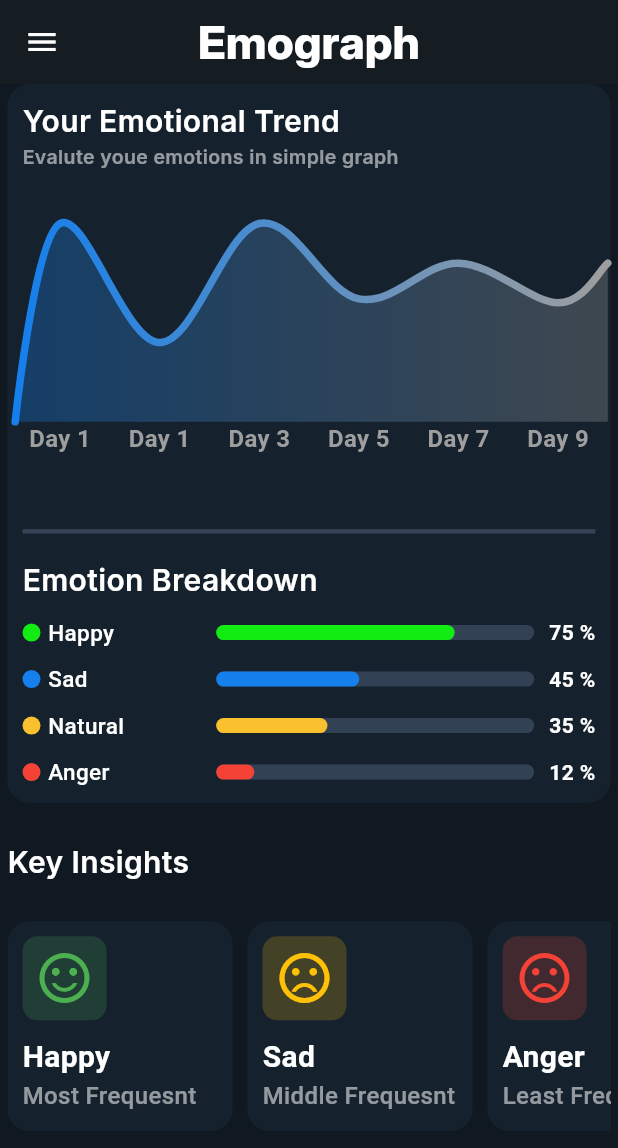
After one commit to Youssef3082004/Tawasul, a Flutter app: the Emograph screen opened by its route, on a phone screen of 412 x 824 dp. The commit adds this screen. Shown: the top 1148 px of the screen. Run offline on Flutter 3.47's test engine with Material 3 defaults, Android fonts, the phone set to English and light mode, and no system bars; drawn by our look-alikes of fl_chart; our stand-ins replace image_picker, smooth_page_indicator.

Commit message:
Emograph Screen | Aboutus Screen | Help&Support Screen

```diff
--- a/lib/constants.dart
+++ b/lib/constants.dart
@@ -16,10 +16,13 @@ class Constants {
 
   Color get main_color => Color(0xff101922);
 
-  Color get Container_borderColor => Color(0xff7d7b7d);
-  Color get Container_fillColor => Color(0xff27272a);
+  Color get Container_borderColor => Color(0xff334155);
+  Color get Container_fillColor => Color(0xff15222e);
+  Color get SecondColor => Color(0xff137FEC);
 
-  BoxDecoration get Container_decor =>  BoxDecoration(border: Border.all(color: Color(0xff7d7b7d),width: 3),color: Color(0xff27272a),borderRadius: BorderRadius.circular(12));
+
+
+  BoxDecoration get Container_decor =>  BoxDecoration(border: Border.all(color: Color(0xff334155),width: 3),color: Color(0xff15222e),borderRadius: BorderRadius.circular(12));
 
 
 
--- a/lib/main.dart
+++ b/lib/main.dart
@@ -1,7 +1,11 @@
 import 'package:flutter/material.dart';
 import 'package:tawasul/screens/Thoughts.dart';
 import 'package:tawasul/screens/camera.dart';
+import 'package:tawasul/screens/emograph.dart';
 import 'package:tawasul/screens/notes.dart';
+import 'package:tawasul/screens/aboutus.dart';
+import 'package:tawasul/screens/help.dart';
+
 
 import 'package:tawasul/screens/onboard/welcome.dart';
 import 'package:tawasul/screens/onboard/onboarding.dart';
@@ -23,7 +27,11 @@ class MyApp extends StatelessWidget {
       "/onboarding": (context) => Onboarding(),
       "/thoughts":(context) => Thoughts(),
       "/camera": (context) => Camera(),
-      "/notes": (context) => Note()
+      "/notes": (context) => Note(),
+      "/emograph": (context) => Emograph(),
+      "/aboutus": (context) => AboutUs(),
+      "/help":(context) => HelpSupport(),
+
 
     };
 
--- a/lib/screens/camera.dart
+++ b/lib/screens/camera.dart
@@ -17,8 +17,7 @@ class Camera extends StatefulWidget{
 class _Home extends State<Camera>{
 
   final GlobalKey<ScaffoldState> _scaffoldKey = GlobalKey<ScaffoldState>();
-  final TextEditingController titleController = TextEditingController();
-  final TextEditingController contentController = TextEditingController();
+
 
   @override
   Widget build(BuildContext context){
--- /dev/null
+++ b/lib/screens/emograph.dart
@@ -0,0 +1,74 @@
+import "package:flutter/material.dart";
+import 'package:tawasul/constants.dart';
+import 'package:tawasul/widget/GraphWidget/plot.dart';
+import 'package:tawasul/widget/enddrawer.dart';
+import 'package:tawasul/widget/GraphWidget/Graph.dart';
+import 'package:fl_chart/fl_chart.dart';
+import 'package:tawasul/widget/GraphWidget/EmotionBreakdown.dart';
+
+class Emograph extends StatefulWidget{
+
+  const Emograph({super.key});
+
+  @override
+  State<Emograph> createState() => _Home();
+
+}
+
+
+class _Home extends State<Emograph>{
+
+  final GlobalKey<ScaffoldState> _scaffoldKey = GlobalKey<ScaffoldState>();
+  final emotions = {"Happy": 0.8,"Sad": 0.2,"Angry": 0.5,"Fear": 0.3,"Surprise": 0.7};
+
+
+
+  @override
+  Widget build(BuildContext context){
+    Constants cons = Constants(context: context);
+
+    //! ==================================================================== Appbar =============================================
+    AppBar page_appbar = AppBar(title: Text("Emograph"),leading: IconButton(icon: Icon(Icons.menu,color: Colors.white,),onPressed: () => _scaffoldKey.currentState!.openDrawer()),);
+
+    //! ==================================================================== Appbar =============================================
+    Text title = Text("Your Emotional Trend",style: TextStyle(color:Colors.white,fontSize: 20,fontFamily: "inter",fontWeight: FontWeight.w600));
+    Text subtitle = Text("Evalute youe emotions in simple graph",style:TextStyle(color:Colors.white54,fontSize: 13,fontFamily: "inter",fontWeight: FontWeight.w600));
+
+    Column Texts = Column(children: [title,subtitle],crossAxisAlignment: CrossAxisAlignment.start,);
+
+    //! ==================================================================== plots =============================================
+    List<FlSpot> data =  [FlSpot(-0.9, 0),FlSpot(0, 5),FlSpot(2, 2),FlSpot(4, 5),FlSpot(6, 3.1),FlSpot(8, 4),FlSpot(10, 3),FlSpot(11, 4)];
+    LineChartBarData plot1 = Plot.PlotShape(data: data, iscurved: true, ShowDots: false);
+    LineChartGraph graph =  LineChartGraph(plots: [plot1]);
+
+    //! ==================================================================== Plot Continaer =============================================
+    BoxDecoration graphContainerDecor = BoxDecoration(color: cons.Container_fillColor,borderRadius: BorderRadius.circular(15));
+    Column graphcontrols = Column(children: [Texts,graph,Divider(color: cons.Container_borderColor,thickness: 3,),EmotionBreakdown()],crossAxisAlignment: CrossAxisAlignment.start,spacing: 10,);
+    Container graphContainer = Container(child: graphcontrols,width: cons.screen_width,padding: EdgeInsets.all(10),decoration: graphContainerDecor,);
+
+    //! ==================================================================== Key insights =============================================
+    Text snapshot = Text("Key Insights",style: TextStyle(color:Colors.white,fontSize: 20,fontFamily: "inter",fontWeight: FontWeight.w600));
+
+    EmotionSnapshot emo1 = EmotionSnapshot(TitleText: "Happy",SubtitleText: "Most Frequesnt",IconName: Icons.sentiment_satisfied_alt,IconColor: Colors.green,);
+    EmotionSnapshot emo2 = EmotionSnapshot(TitleText: "Sad",SubtitleText: "Middle Frequesnt",IconName: Icons.sentiment_dissatisfied_outlined,IconColor: Colors.amber,);
+    EmotionSnapshot emo3 = EmotionSnapshot(TitleText: "Anger",SubtitleText: "Least Frequesnt",IconName: Icons.sentiment_very_dissatisfied,IconColor: Colors.red,);
+
+
+    Row snaphots = Row(children: [emo1 ,emo2,emo3],spacing: 10,);
+    SingleChildScrollView scrollSnapshot = SingleChildScrollView(child: snaphots,scrollDirection: Axis.horizontal,);
+    //! ==================================================================== Controls ===================================================
+    Column controls = Column(children: [graphContainer,snapshot,SizedBox(child: scrollSnapshot,width: cons.screen_width)],crossAxisAlignment: CrossAxisAlignment.start,spacing: 25,);
+    Container main_app = Container(child: SingleChildScrollView(child: controls),padding: EdgeInsets.only(left: 5,right: 5));
+    return Scaffold(key: _scaffoldKey,body: main_app,appBar: page_appbar,backgroundColor: cons.main_color,drawer: AppDrawer());
+
+  }
+
+
+
+
+
+
+
+
+
+}
--- /dev/null
+++ b/lib/widget/GraphWidget/EmotionBreakdown.dart
@@ -0,0 +1,102 @@
+import 'package:flutter/material.dart';
+import 'package:tawasul/constants.dart';
+
+
+
+
+
+class EmotionBreakdown extends StatelessWidget {
+
+  const EmotionBreakdown({super.key});
+
+
+  @override
+  Widget build(BuildContext context) {
+
+
+    Text title = Text("Emotion Breakdown",style: TextStyle(color:Colors.white,fontSize: 20,fontFamily: "inter",fontWeight: FontWeight.w600));
+
+    Widget class1 = ClassPercentage(context: context,Class_text: "Happy",Percentage: 0.75,loaded: Color(0xff13ec13));
+    Widget class2 = ClassPercentage(context: context,Class_text: "Sad",Percentage: 0.45);
+    Widget class3 = ClassPercentage(context: context,Class_text: "Natural",Percentage: 0.35,loaded: Colors.yellow.shade700);
+    Widget class4 = ClassPercentage(context: context,Class_text: "Anger",Percentage: 0.12,loaded: Colors.red);
+
+
+
+    Column controls = Column(children: [title,class1,class2,class3,class4],spacing: 10,crossAxisAlignment: CrossAxisAlignment.start,);
+    return Container(child: controls,);
+
+
+
+
+
+  }
+
+  Widget ClassPercentage({required BuildContext context,required String Class_text,required double Percentage,Color loaded =const Color(0xff157fec)  }){
+    Constants cons = Constants(context: context);
+
+    Text subtitle = Text(Class_text,style:TextStyle(color: Colors.white,fontWeight: FontWeight.w500,fontSize: 15),);
+    Container dot = Container(width: 12.0,height: 12, decoration: BoxDecoration(color: loaded,shape: BoxShape.circle ));
+
+    Row class_row = Row(children: [dot,subtitle],spacing: 5,);
+
+    LinearProgressIndicator probability = LinearProgressIndicator(value: Percentage,backgroundColor: Color(0xff334155),color: loaded,borderRadius: BorderRadius.circular(10),);
+    Text probability_text = Text("${(Percentage * 100).toInt()} %",style: TextStyle(color: Colors.white,fontWeight: FontWeight.w700),);
+    SizedBox Sized_probability = SizedBox(child: probability,width: cons.screen_width - 200,height: 10,);
+    Row probability_row = Row(children: [Sized_probability,probability_text],mainAxisAlignment: MainAxisAlignment.spaceEvenly,spacing: 10,);
+
+
+    return Row(children: [class_row,probability_row],crossAxisAlignment: CrossAxisAlignment.center,spacing: 5,mainAxisAlignment: MainAxisAlignment.spaceBetween,);
+  }
+
+
+
+
+}
+
+
+
+
+
+
+class EmotionSnapshot extends StatelessWidget {
+
+  final String TitleText;
+  final String SubtitleText;
+  final IconData IconName;
+  final Color IconColor;
+  const EmotionSnapshot({super.key,required this.TitleText, required this.SubtitleText, required this.IconName, required this.IconColor});
+
+
+  @override
+  Widget build(BuildContext context) {
+
+    Constants cons = Constants(context: context);
+
+
+
+    Text Title = Text(TitleText,style: TextStyle(color:Colors.white,fontSize: 20,fontWeight: FontWeight.w600),);
+    Text subtitle = Text(SubtitleText,style:TextStyle(color:Colors.white54,fontSize: 16,fontWeight: FontWeight.w500));
+    Column Texts = Column(children: [Title,subtitle],crossAxisAlignment: CrossAxisAlignment.start,);
+
+
+    Column controls = Column(children: [ClassPercentage(),Texts],spacing: 10,crossAxisAlignment: CrossAxisAlignment.start,);
+    BoxDecoration graphContainerDecor = BoxDecoration(color: cons.Container_fillColor,borderRadius: BorderRadius.circular(15));
+
+    return Container(child: controls,decoration: graphContainerDecor,padding: EdgeInsets.all(10),height: 140,width: 150,);
+
+
+
+
+
+  }
+
+  Widget ClassPercentage(){
+    Icon mainIcon = Icon(IconName,color: IconColor,size: 40);
+    return Container(child: mainIcon,padding: EdgeInsets.all(8),decoration: BoxDecoration(color: IconColor.withValues(alpha: 0.2),borderRadius: BorderRadius.circular(10)),);
+  }
+
+
+
+
+}
--- /dev/null
+++ b/lib/widget/GraphWidget/Graph.dart
@@ -0,0 +1,83 @@
+import 'package:flutter/material.dart';
+import 'package:fl_chart/fl_chart.dart';
+// import 'package:tawasul/constants.dart';
+
+
+class LineChartGraph extends StatefulWidget {
+
+  final List<LineChartBarData> plots;
+  const LineChartGraph({super.key,required this.plots});
+
+  @override
+  State<LineChartGraph> createState() => _LineChartSample2State();
+}
+
+class _LineChartSample2State extends State<LineChartGraph> {
+
+  @override
+  Widget build(BuildContext context) {
+    // Constants cons = Constants(context: context);
+
+    AspectRatio graphRatio = AspectRatio(aspectRatio: 1.8,child: Padding(padding: const EdgeInsets.all(25),child: LineChart(mainData())));
+    // AspectRatio graphRatio = AspectRatio(aspectRatio: 1.7,child: Padding(padding: const EdgeInsets.all(20),child: LineChart(mainData())));
+
+    return Stack(children: <Widget>[Center(child: graphRatio)]);
+
+  }
+
+
+
+
+
+  Widget bottomTitleWidgets(double value, TitleMeta meta) {
+    const style = TextStyle(fontWeight: FontWeight.bold,fontSize: 16,color:Colors.grey);
+    String text = switch (value.toInt()) {
+      0 => "Day 1",
+      2 => 'Day 1',
+      4 => 'Day 3',
+      6 => 'Day 5',
+      8 => 'Day 7',
+      10 => 'Day 9',
+
+      _ => '',
+    };
+    return SideTitleWidget(meta: meta,child: Text(text, style: style),space: 0,);
+  }
+
+  Widget leftTitleWidgets(double value, TitleMeta meta) {
+    const style = TextStyle(fontWeight: FontWeight.bold,fontSize: 15);
+    String text = switch (value.toInt()) {
+      1 => '10K',
+      3 => '30k',
+      4 => '40k',
+      5 => '50k',
+      _ => '',
+    };
+
+    return Text(text, style: style, textAlign: TextAlign.left);
+  }
+
+  LineChartData mainData() {
+
+    AxisTitles RightTitleDecor =  AxisTitles(sideTitles: SideTitles(showTitles: false),);
+    AxisTitles LeftTitleDecor = AxisTitles(sideTitles: SideTitles(showTitles: false,interval: 1,getTitlesWidget: leftTitleWidgets,reservedSize: 42,),);
+    AxisTitles Bottomdecor =  AxisTitles(sideTitles: SideTitles(showTitles: true,reservedSize: 30,interval: 1,getTitlesWidget: bottomTitleWidgets,maxIncluded: true));
+    AxisTitles TopTitleDecor = AxisTitles(sideTitles: SideTitles(showTitles: false));
+    FlTitlesData titledecor = FlTitlesData(show: true,rightTitles: RightTitleDecor,topTitles: TopTitleDecor ,bottomTitles: Bottomdecor,leftTitles: LeftTitleDecor);
+
+    FlGridData griddecor = FlGridData(show: false);
+
+    FlBorderData GraphBorder = FlBorderData(show: false,border: Border.all(color: const Color(0xff37434d)),);
+
+    return LineChartData(gridData: griddecor,titlesData: titledecor,borderData: GraphBorder,minX: 0,maxX: 10,minY: 0,maxY: 5,lineBarsData: widget.plots);
+  }
+
+
+
+
+
+
+
+
+
+}
--- /dev/null
+++ b/lib/widget/GraphWidget/plot.dart
@@ -0,0 +1,18 @@
+import 'package:fl_chart/fl_chart.dart';
+import 'package:flutter/material.dart';
+
+class Plot {
+
+
+  const Plot();
+  static const List<Color> gradientColors = [Color(0xff157fec),Colors.grey,];
+
+  // static const List<Color> gradientColors = [Color(0xff07bde1),Color(0xff0b9f7d),];
+
+
+
+  static LineChartBarData PlotShape({required List<FlSpot> data,required bool iscurved,required bool ShowDots}){
+    BarAreaData AreaUnfercurve = BarAreaData(show: true,gradient: LinearGradient(colors: gradientColors.map((color) => color.withValues(alpha: 0.3)).toList()));
+    return LineChartBarData(spots: data,isCurved: iscurved,gradient: LinearGradient(colors: gradientColors,),barWidth: 5,isStrokeCapRound: true,dotData: const FlDotData(show: false),belowBarData: AreaUnfercurve);
+  }
+}
--- a/pubspec.yaml
+++ b/pubspec.yaml
@@ -39,6 +39,7 @@ dependencies:
   smooth_page_indicator: ^1.2.1
   flutter_native_splash: ^2.4.7
   flutter_launcher_icons: ^0.14.4
+  fl_chart: ^1.1.1
 
 flutter_native_splash:
   color: "#ffffff"
```
Also changed, not shown: lib/screens/aboutus.dart (added, +202 -0 lines), lib/screens/help.dart (added, +173 -0 lines), lib/widget/camera_widget.dart (+12 -5 lines), lib/widget/enddrawer.dart (+11 -5 lines), lib/widget/thoughts_widget.dart (+4 -4 lines), pubspec.lock.
